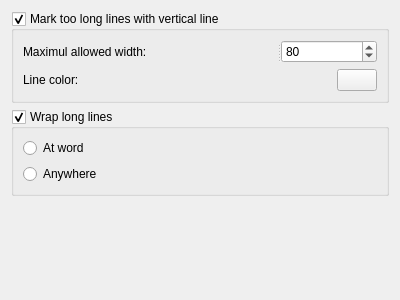
andreikop/enki, file enki/plugins/qpartsettings/LongLines.ui: the form before one commit.
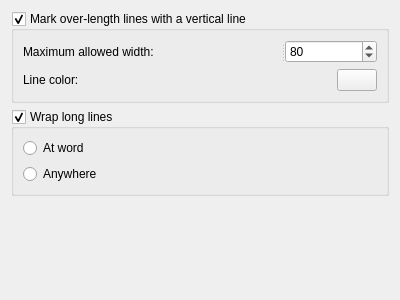
The form after the commit. Custom widgets are drawn as their Qt base class.

Diff of the .ui file:
```diff
--- a/enki/plugins/qpartsettings/LongLines.ui
+++ b/enki/plugins/qpartsettings/LongLines.ui
@@ -17,7 +17,7 @@
    <item>
     <widget class="QGroupBox" name="gbEdgeEnabled">
      <property name="title">
-      <string>Mark too long lines with vertical line</string>
+      <string>Mark over-length lines with a vertical line</string>
      </property>
      <property name="checkable">
       <bool>true</bool>
@@ -30,7 +30,7 @@
         </property>
         <widget class="QLabel" name="label">
          <property name="text">
-          <string>Maximul allowed width:</string>
+          <string>Maximum allowed width:</string>
          </property>
         </widget>
         <widget class="QSpinBox" name="sEdgeColumnNumber">
```
